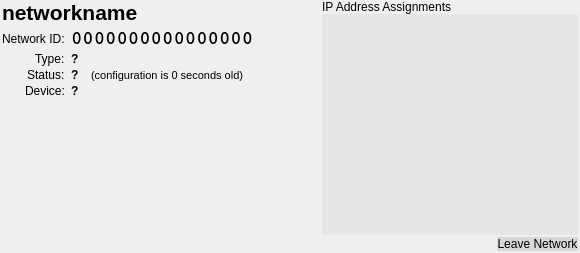
Above: ZeroTierUI/networkwidget.ui from zerotier/ZeroTierOne before the change. Below: the same form after it.
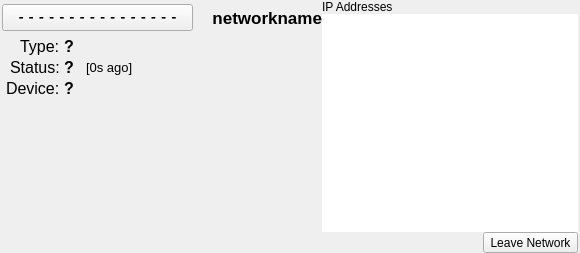
That is the form after the change.

Commit message: Bunch of UI style improvements.

```diff
--- a/ZeroTierUI/networkwidget.ui
+++ b/ZeroTierUI/networkwidget.ui
@@ -57,35 +57,74 @@
        <number>0</number>
       </property>
       <item>
-       <widget class="QLabel" name="nameLabel">
-        <property name="sizePolicy">
-         <sizepolicy hsizetype="Expanding" vsizetype="Preferred">
-          <horstretch>0</horstretch>
-          <verstretch>0</verstretch>
-         </sizepolicy>
-        </property>
-        <property name="font">
-         <font>
-          <pointsize>16</pointsize>
-          <weight>75</weight>
-          <bold>true</bold>
-         </font>
-        </property>
-        <property name="statusTip">
-         <string>This network's short name.</string>
-        </property>
-        <property name="text">
-         <string>networkname</string>
-        </property>
-        <property name="textFormat">
-         <enum>Qt::PlainText</enum>
-        </property>
-        <property name="alignment">
-         <set>Qt::AlignLeading|Qt::AlignLeft|Qt::AlignVCenter</set>
-        </property>
-        <property name="textInteractionFlags">
-         <set>Qt::NoTextInteraction</set>
-        </property>
+       <widget class="QWidget" name="widget" native="true">
+        <layout class="QHBoxLayout" name="horizontalLayout">
+         <property name="leftMargin">
+          <number>0</number>
+         </property>
+         <property name="topMargin">
+          <number>4</number>
+         </property>
+         <property name="rightMargin">
+          <number>0</number>
+         </property>
+         <property name="bottomMargin">
+          <number>0</number>
+         </property>
+         <item>
+          <widget class="QToolButton" name="networkIdButton">
+           <property name="font">
+            <font>
+             <family>Courier</family>
+             <pointsize>13</pointsize>
+             <weight>75</weight>
+             <bold>true</bold>
+            </font>
+           </property>
+           <property name="statusTip">
+            <string>Hexadecimal network ID; click to copy to clipboard.</string>
+           </property>
+           <property name="text">
+            <string notr="true">----------------</string>
+           </property>
+           <property name="toolButtonStyle">
+            <enum>Qt::ToolButtonTextOnly</enum>
+           </property>
+           <property name="class" stdset="0">
+            <string notr="true">clickToCopy</string>
+           </property>
+          </widget>
+         </item>
+         <item>
+          <widget class="QLabel" name="nameLabel">
+           <property name="font">
+            <font>
+             <pointsize>13</pointsize>
+             <weight>75</weight>
+             <bold>true</bold>
+            </font>
+           </property>
+           <property name="statusTip">
+            <string>This network's short name.</string>
+           </property>
+           <property name="text">
+            <string>networkname</string>
+           </property>
+           <property name="textFormat">
+            <enum>Qt::PlainText</enum>
+           </property>
+           <property name="alignment">
+            <set>Qt::AlignRight|Qt::AlignTrailing|Qt::AlignVCenter</set>
+           </property>
+           <property name="textInteractionFlags">
+            <set>Qt::NoTextInteraction</set>
+           </property>
+           <property name="class" stdset="0">
+            <string notr="true">networkName</string>
+           </property>
+          </widget>
+         </item>
+        </layout>
        </widget>
       </item>
       <item>
@@ -100,6 +139,9 @@
          <property name="fieldGrowthPolicy">
           <enum>QFormLayout::ExpandingFieldsGrow</enum>
          </property>
+         <property name="rowWrapPolicy">
+          <enum>QFormLayout::DontWrapRows</enum>
+         </property>
          <property name="labelAlignment">
           <set>Qt::AlignRight|Qt::AlignTrailing|Qt::AlignVCenter</set>
          </property>
@@ -107,85 +149,30 @@
           <set>Qt::AlignHCenter|Qt::AlignTop</set>
          </property>
          <property name="horizontalSpacing">
-          <number>6</number>
+          <number>4</number>
          </property>
          <property name="verticalSpacing">
           <number>2</number>
          </property>
          <property name="leftMargin">
-          <number>0</number>
+          <number>4</number>
          </property>
          <property name="topMargin">
-          <number>0</number>
+          <number>4</number>
          </property>
          <property name="rightMargin">
           <number>0</number>
          </property>
          <property name="bottomMargin">
-          <number>0</number>
+          <number>4</number>
          </property>
          <item row="2" column="0">
-          <widget class="QLabel" name="label_2">
-           <property name="text">
-            <string>Network ID:</string>
-           </property>
-           <property name="textFormat">
-            <enum>Qt::PlainText</enum>
-           </property>
-          </widget>
-         </item>
-         <item row="2" column="1">
-          <widget class="QPushButton" name="networkIdPushButton">
-           <property name="sizePolicy">
-            <sizepolicy hsizetype="Fixed" vsizetype="Preferred">
-             <horstretch>0</horstretch>
-             <verstretch>0</verstretch>
-            </sizepolicy>
-           </property>
-           <property name="font">
-            <font>
-             <family>Courier</family>
-             <pointsize>14</pointsize>
-             <weight>75</weight>
-             <bold>true</bold>
-            </font>
-           </property>
-           <property name="statusTip">
-            <string>Hexadecimal network ID; click to copy to clipboard.</string>
-           </property>
-           <property name="styleSheet">
-            <string notr="true">QPushButton {
-	border: 0;
-	padding: 0;
-	margin: 0;
-	text-align: left;
-	vertical-align: middle;
-	background-color: transparent;
-}
-
-QPushButton:focus {
-	background-color: rgba(0,0,0,15);
-}
-
-QPushButton:hover {
-	background-color: rgba(0,0,0,15);
-}
-
-QPushButton:pressed {
-	background-color: rgba(0,0,0,75);
-}
-</string>
-           </property>
-           <property name="text">
-            <string>0000000000000000</string>
-           </property>
-           <property name="flat">
-            <bool>true</bool>
-           </property>
-          </widget>
-         </item>
-         <item row="3" column="0">
           <widget class="QLabel" name="label_5">
+           <property name="font">
+            <font>
+             <pointsize>12</pointsize>
+            </font>
+           </property>
            <property name="text">
             <string>Type:</string>
            </property>
@@ -194,10 +181,11 @@
            </property>
           </widget>
          </item>
-         <item row="3" column="1">
+         <item row="2" column="1">
           <widget class="QLabel" name="networkTypeLabel">
            <property name="font">
             <font>
+             <pointsize>12</pointsize>
              <weight>75</weight>
              <bold>true</bold>
             </font>
@@ -213,8 +201,13 @@
            </property>
           </widget>
          </item>
-         <item row="4" column="0">
+         <item row="3" column="0">
           <widget class="QLabel" name="label">
+           <property name="font">
+            <font>
+             <pointsize>12</pointsize>
+            </font>
+           </property>
            <property name="text">
             <string>Status:</string>
            </property>
@@ -223,7 +216,22 @@
            </property>
           </widget>
          </item>
-         <item row="4" column="1">
+         <item row="4" column="0">
+          <widget class="QLabel" name="label_4">
+           <property name="font">
+            <font>
+             <pointsize>12</pointsize>
+            </font>
+           </property>
+           <property name="text">
+            <string>Device:</string>
+           </property>
+           <property name="textFormat">
+            <enum>Qt::PlainText</enum>
+           </property>
+          </widget>
+         </item>
+         <item row="3" column="1">
           <widget class="QWidget" name="widget" native="true">
            <property name="sizePolicy">
             <sizepolicy hsizetype="Expanding" vsizetype="Preferred">
@@ -257,6 +265,7 @@
               </property>
               <property name="font">
                <font>
+                <pointsize>12</pointsize>
                 <weight>75</weight>
                 <bold>true</bold>
                </font>
@@ -282,14 +291,14 @@
               </property>
               <property name="font">
                <font>
-                <pointsize>8</pointsize>
+                <pointsize>10</pointsize>
                </font>
               </property>
               <property name="statusTip">
                <string>How recently did this network refresh its settings?</string>
               </property>
               <property name="text">
-               <string>(configuration is 0 seconds old)</string>
+               <string>[0s ago]</string>
               </property>
               <property name="textFormat">
                <enum>Qt::PlainText</enum>
@@ -312,20 +321,11 @@
            </layout>
           </widget>
          </item>
-         <item row="5" column="0">
-          <widget class="QLabel" name="label_4">
-           <property name="text">
-            <string>Device:</string>
-           </property>
-           <property name="textFormat">
-            <enum>Qt::PlainText</enum>
-           </property>
-          </widget>
-         </item>
-         <item row="5" column="1">
+         <item row="4" column="1">
           <widget class="QLabel" name="deviceLabel">
            <property name="font">
             <font>
+             <pointsize>12</pointsize>
              <weight>75</weight>
              <bold>true</bold>
             </font>
@@ -388,7 +388,7 @@
          <string notr="true">padding: 0.1em 0 0.1em 0;</string>
         </property>
         <property name="text">
-         <string>IP Address Assignments</string>
+         <string>IP Addresses</string>
         </property>
         <property name="textFormat">
          <enum>Qt::PlainText</enum>
@@ -418,16 +418,6 @@
         <property name="statusTip">
          <string>Double-click an IP to copy it to the clipboard.</string>
         </property>
-        <property name="styleSheet">
-         <string notr="true">QListWidget {
-	background-color: rgba(0,0,0,10);
-}
-
-QListWidget:hover {
-	background-color: rgba(0,0,0,15);
-}
-</string>
-        </property>
         <property name="frameShape">
          <enum>QFrame::NoFrame</enum>
         </property>
@@ -480,7 +470,7 @@
           </spacer>
          </item>
          <item>
-          <widget class="QPushButton" name="leaveNetworkButton">
+          <widget class="QToolButton" name="leaveNetworkButton">
            <property name="sizePolicy">
             <sizepolicy hsizetype="Fixed" vsizetype="Fixed">
              <horstretch>0</horstretch>
@@ -490,32 +480,11 @@
            <property name="statusTip">
             <string>Leave this network.</string>
            </property>
-           <property name="styleSheet">
-            <string notr="true">QPushButton {
-	padding: 0.25em;
-	border: 0;
-	margin: 2px 0 2px 0;
-	background-color: rgba(0,0,0,25);
-}
-
-QPushButton:focus {
-	background-color: rgba(0,0,0,33);
-}
-
-QPushButton:hover {
-	background-color: rgba(0,0,0,33);
-}
-
-QPushButton:pressed {
-	background-color: rgba(0,0,0,75);
-}
-</string>
-           </property>
            <property name="text">
             <string>Leave Network</string>
            </property>
-           <property name="flat">
-            <bool>true</bool>
+           <property name="class" stdset="0">
+            <string notr="true">leaveNetworkButton</string>
            </property>
           </widget>
          </item>
```
Left out of the diff: 8 changed lines with no effect on the pictures. The commit also changes 7 other files.
